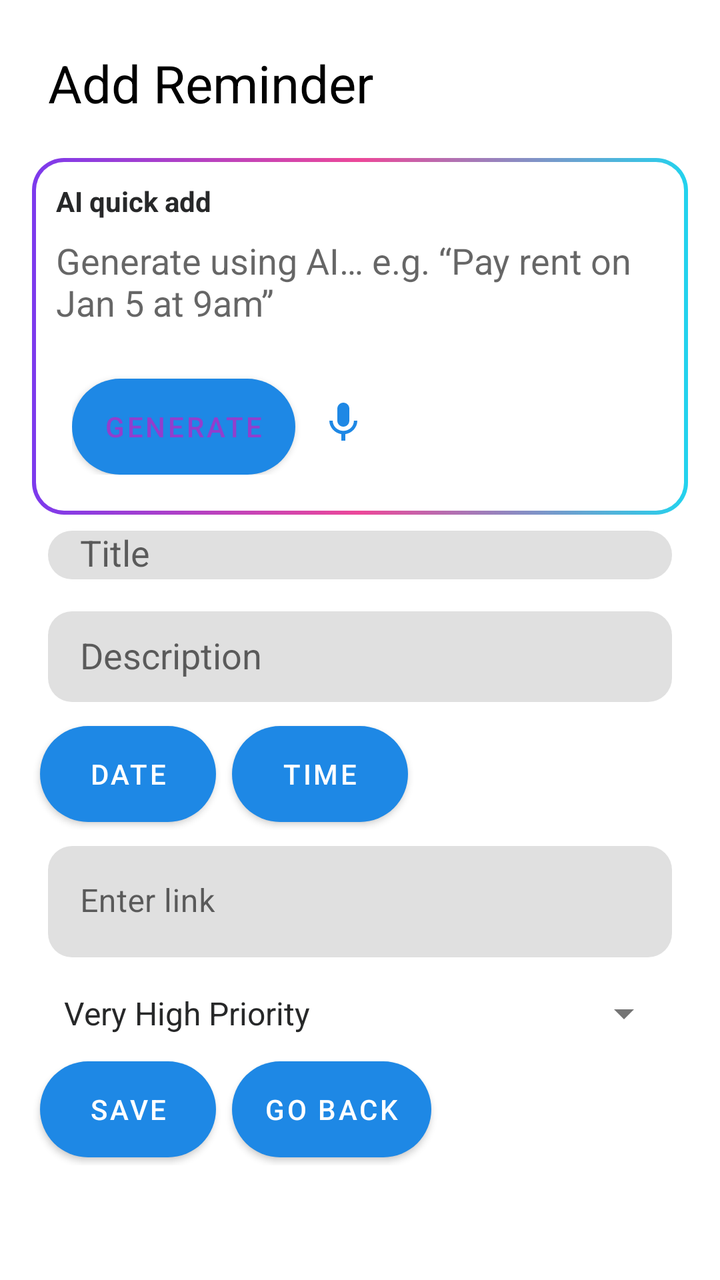
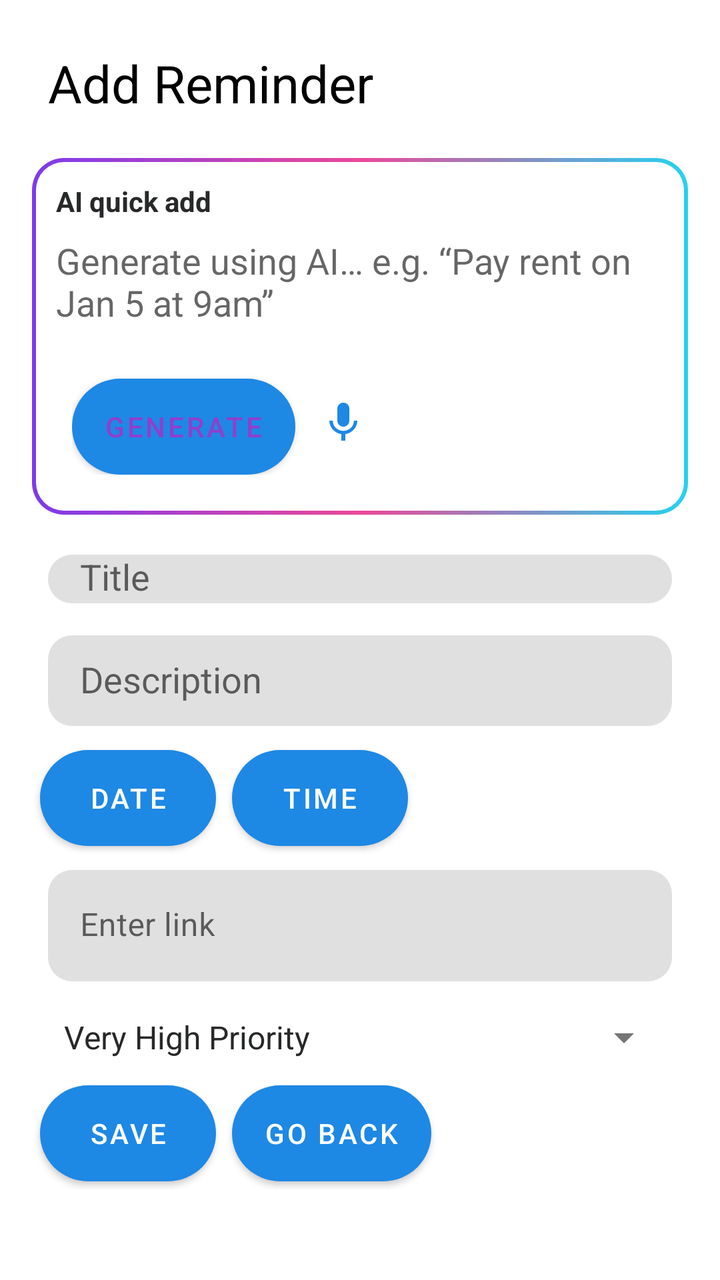

Two renders of the same Android screen: before a commit and after it. Below are the layout's source before the change and the commit's diff.
<!-- AndroidManifest.xml: application theme Theme.Nudge -->
<!-- res/layout/fragment_reminder.xml -->
<LinearLayout xmlns:android="http://schemas.android.com/apk/res/android"
    android:layout_width="match_parent"
    android:layout_height="match_parent"
    xmlns:app="http://schemas.android.com/apk/res-auto"
    android:orientation="vertical"
    android:padding="16dp">

    <com.google.android.material.progressindicator.LinearProgressIndicator
        android:id="@+id/topLoading"
        android:layout_width="match_parent"
        android:layout_height="4dp"
        android:indeterminate="true"
        android:visibility="gone"
        android:layout_marginBottom="8dp" />

    <TextView
        android:id="@+id/pageTitle"
        android:layout_width="wrap_content"
        android:layout_height="wrap_content"
        android:textSize="26sp"
        android:text="Add Reminder"
        android:layout_margin="8dp"
        android:textColor="?attr/colorOnSurface"/>


    
    <LinearLayout
        android:id="@+id/aiBox"
        android:layout_width="match_parent"
        android:layout_height="wrap_content"
        android:layout_marginTop="12dp"
        android:padding="12dp"
        android:orientation="vertical"
        android:background="@drawable/bg_ai_gradient">

        <TextView
            android:layout_width="wrap_content"
            android:layout_height="wrap_content"
            android:text="AI quick add"
            android:textStyle="bold"
            android:textColor="@color/colorTextPrimary"
            android:textSize="14sp" />

        <EditText
            android:id="@+id/aiInputEditText"
            android:layout_width="match_parent"
            android:layout_height="wrap_content"
            android:layout_marginTop="8dp"
            android:hint="Generate using AI… e.g. “Pay rent on Jan 5 at 9am”"
            android:textColor="@android:color/white"
            android:background="@android:color/transparent"
            android:inputType="textCapSentences|textMultiLine"
            android:minLines="2"
            android:maxLines="4" />
        <LinearLayout
            android:id="@+id/aiActionBox"
            android:layout_width="match_parent"
            android:layout_height="wrap_content"
            android:layout_marginTop="8dp"
            android:padding="8dp"
            android:orientation="horizontal">
            <Button
                android:id="@+id/aiGenerateButton"
                android:layout_width="wrap_content"
                android:layout_height="wrap_content"
                android:layout_marginTop="10dp"
                android:text="Generate"
                android:background="@drawable/rounded_corner"
                android:backgroundTint="#FFFFFF"
                android:textColor="#923ECD" />
            <ImageButton
                android:id="@+id/voiceButton"
                android:layout_width="48dp"
                android:layout_height="48dp"
                android:layout_marginTop="8dp"
                android:background="?attr/selectableItemBackgroundBorderless"
                android:contentDescription="Start recording"
                android:src="@drawable/ic_mic"
                app:tint="@color/mic_tint" />
        </LinearLayout>
    </LinearLayout>

    <com.google.android.material.textfield.TextInputLayout
        android:layout_width="match_parent"
        android:layout_height="wrap_content"
        android:layout_margin="8dp"
        android:hint="Title"
        style="@style/Widget.MaterialComponents.TextInputLayout.FilledBox"
        app:boxCornerRadiusTopStart="12dp"
        app:boxCornerRadiusTopEnd="12dp"
        app:boxCornerRadiusBottomStart="12dp"
        app:boxCornerRadiusBottomEnd="12dp"
        app:boxStrokeWidth="0dp"
        app:boxStrokeWidthFocused="0dp">
        <com.google.android.material.textfield.MaterialAutoCompleteTextView
            android:id="@+id/titleEditText"
            android:layout_width="match_parent"
            android:layout_height="wrap_content"
            android:paddingStart="16dp" />
    </com.google.android.material.textfield.TextInputLayout>

    <com.google.android.material.textfield.TextInputLayout
        android:layout_width="match_parent"
        android:layout_height="wrap_content"
        android:layout_margin="8dp"
        android:hint="Description"
        style="@style/Widget.MaterialComponents.TextInputLayout.FilledBox"
        app:boxCornerRadiusTopStart="12dp"
        app:boxCornerRadiusTopEnd="12dp"
        app:boxCornerRadiusBottomStart="12dp"
        app:boxCornerRadiusBottomEnd="12dp"
        app:boxStrokeWidth="0dp"
        app:boxStrokeWidthFocused="0dp">
        <com.google.android.material.textfield.MaterialAutoCompleteTextView
            android:id="@+id/descriptionEditText"
            android:layout_width="match_parent"
            android:layout_height="wrap_content"
            android:paddingStart="16dp"
            android:inputType="textCapSentences|textMultiLine"
            android:minLines="2" />
    </com.google.android.material.textfield.TextInputLayout>

    <LinearLayout
        android:layout_width="wrap_content"
        android:layout_height="wrap_content"
        android:orientation="horizontal"
        android:gravity="center_vertical">
        <Button
            android:id="@+id/dateButton"
            android:layout_width="match_parent"
            android:layout_height="wrap_content"
            android:background="@drawable/rounded_corner"
            android:layout_margin="4dp"
            android:text="Date" />

        <Button
            android:id="@+id/timeButton"
            android:layout_width="match_parent"
            android:layout_height="wrap_content"
            android:background="@drawable/rounded_corner"
            android:layout_margin="4dp"
            android:text="Time" />
    </LinearLayout>

    <EditText
        android:id="@+id/idEditText"
        android:layout_width="match_parent"
        android:layout_height="wrap_content"
        android:visibility="gone"
        android:layout_margin="8dp" />

    <com.google.android.material.textfield.TextInputLayout
        android:layout_width="match_parent"
        android:layout_height="wrap_content"
        android:layout_margin="8dp"
        android:hint="Enter link"
        style="@style/Widget.MaterialComponents.TextInputLayout.FilledBox"
        app:boxCornerRadiusTopStart="12dp"
        app:boxCornerRadiusTopEnd="12dp"
        app:boxCornerRadiusBottomStart="12dp"
        app:boxCornerRadiusBottomEnd="12dp"
        app:boxStrokeWidth="0dp"
        app:boxStrokeWidthFocused="0dp">
        <com.google.android.material.textfield.TextInputEditText
            android:id="@+id/linkEditText"
            android:paddingStart="16dp"
            android:layout_width="match_parent"
            android:layout_height="wrap_content"
            android:singleLine="true"
            android:imeOptions="actionDone"
            android:inputType="textUri" />
    </com.google.android.material.textfield.TextInputLayout>

    <EditText
        android:id="@+id/passwordEditText"
        android:layout_width="match_parent"
        android:layout_height="wrap_content"
        android:hint="Enter key"
        android:visibility="gone"
        android:inputType="textPassword"
        android:singleLine="true"
        android:layout_margin="8dp"
        android:imeOptions="actionDone" />

    <Spinner
        android:id="@+id/prioritySpinner"
        android:layout_width="match_parent"
        android:layout_height="wrap_content"
        android:layout_margin="8dp"
        android:entries="@array/priority_array" />

    <Spinner
        android:id="@+id/snoozeSpinner"
        android:layout_width="match_parent"
        android:layout_height="wrap_content"
        android:layout_margin="8dp"
        android:visibility="gone"
        android:entries="@array/snooze_array" />

    <LinearLayout
        android:layout_width="wrap_content"
        android:layout_height="wrap_content"
        android:orientation="horizontal"
        android:gravity="center_vertical">
        <Button
            android:id="@+id/saveButton"
            android:layout_width="match_parent"
            android:layout_height="wrap_content"
            android:background="@drawable/rounded_corner"
            android:layout_margin="4dp"
            android:text="Save" />

        <Button
            android:id="@+id/goBackButton"
            android:layout_width="wrap_content"
            android:layout_height="wrap_content"
            android:text="Go Back"
            android:layout_margin="4dp"
            android:background="@drawable/rounded_corner"
            android:layout_gravity="center" />
    </LinearLayout>

</LinearLayout>
<!-- resources referenced by this layout -->
<resources>
  <string-array name="priority_array">
          <item>Very High Priority</item>
          <item>High Priority</item>
          <item>Medium Priority</item>
          <item>Low Priority</item>
      </string-array>
  <string-array name="snooze_array">
          <item>One Reminder</item>
          <item>Two Reminders</item>
          <item>Three Reminders</item>
      </string-array>
  <color name="colorTextPrimary">#272829</color>
  <!-- drawable bg_ai_gradient (drawable) -->
  <layer-list xmlns:android="http://schemas.android.com/apk/res/android">
  
      
      <item>
          <shape android:shape="rectangle">
              <corners android:radius="16dp" />
              <gradient
                  android:type="linear"
                  android:angle="0"
                  android:startColor="#7C3AED"
                  android:centerColor="#EC4899"
                  android:endColor="#22D3EE" />
          </shape>
      </item>
  
      
      <item
          android:left="2dp"
          android:top="2dp"
          android:right="2dp"
          android:bottom="2dp">
          <shape android:shape="rectangle">
              <corners android:radius="14dp" />
              <solid android:color="?attr/colorSurface" />
          </shape>
      </item>
  
  </layer-list>
  <!-- drawable ic_mic (drawable) -->
  <vector xmlns:android="http://schemas.android.com/apk/res/android" android:height="24dp" android:tint="#FFFFFF" android:viewportHeight="24" android:viewportWidth="24" android:width="24dp">
        
      <path android:fillColor="@android:color/white" android:pathData="M12,14c1.66,0 2.99,-1.34 2.99,-3L15,5c0,-1.66 -1.34,-3 -3,-3S9,3.34 9,5v6c0,1.66 1.34,3 3,3zM17.3,11c0,3 -2.54,5.1 -5.3,5.1S6.7,14 6.7,11L5,11c0,3.41 2.72,6.23 6,6.72L11,21h2v-3.28c3.28,-0.48 6,-3.3 6,-6.72h-1.7z"/>
      
  </vector>
  <!-- drawable rounded_corner (drawable) -->
  <shape xmlns:android="http://schemas.android.com/apk/res/android">
      <solid android:color="@color/white" />
      <corners android:radius="30dp" />
  </shape>
  <style name="Theme.Nudge" parent="Theme.MaterialComponents.DayNight.NoActionBar">
          
          <item name="colorPrimary">@color/colorPrimary</item>
          <item name="colorPrimaryVariant">@color/colorPrimaryDark</item>
          <item name="colorOnPrimary">@color/white</item>
          
          <item name="colorSecondary">@color/colorAccent</item>
          <item name="colorSecondaryVariant">@color/colorAccent</item>
          <item name="colorOnSecondary">@color/black</item>
          
          <item name="android:colorBackground">@color/colorBackground</item>
          
          <item name="android:textColorPrimary">@color/colorTextPrimary</item>
          <item name="android:textColorSecondary">@color/colorTextSecondary</item>
          
          <item name="android:windowBackground">@color/colorBackground</item>
          <item name="android:statusBarColor">@color/colorTheme</item>
      </style>
  <color name="white">#FFFFFFFF</color>
  <color name="colorPrimary">#1E88E5</color>
  <color name="colorPrimaryDark">#1565C0</color>
  <color name="colorAccent">#B0B0B0</color>
  <color name="black">#FF000000</color>
  <color name="colorBackground">#FFFFFF</color>
  <color name="colorTextSecondary">#757575</color>
  <color name="colorTheme">#58CBFF</color>
</resources>

<!-- the commit's change to res/layout/fragment_reminder.xml (unified diff, before → after) -->
@@ -83,7 +83,10 @@
     <com.google.android.material.textfield.TextInputLayout
         android:layout_width="match_parent"
         android:layout_height="wrap_content"
-        android:layout_margin="8dp"
+        android:layout_marginTop="20dp"
+        android:layout_marginStart="8dp"
+        android:layout_marginEnd="8dp"
+        android:layout_marginBottom="8dp"
         android:hint="Title"
         style="@style/Widget.MaterialComponents.TextInputLayout.FilledBox"
         app:boxCornerRadiusTopStart="12dp"
